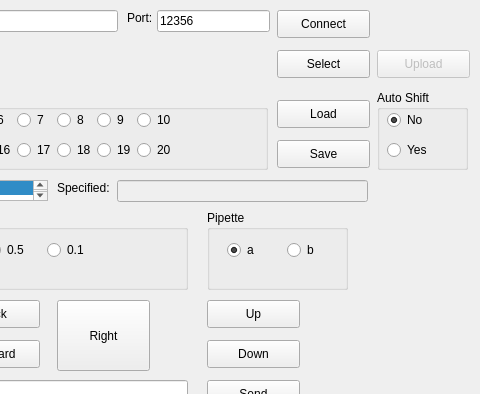
The window that local/pyqt5_client_20200130.ui (simonchih/Raspberry_Pi_4_Client_Server) describes before a commit, drawn with Qt 5; both pictures show x 283 to 763 and y 0 to 394 of the 763 by 546 pixel window.
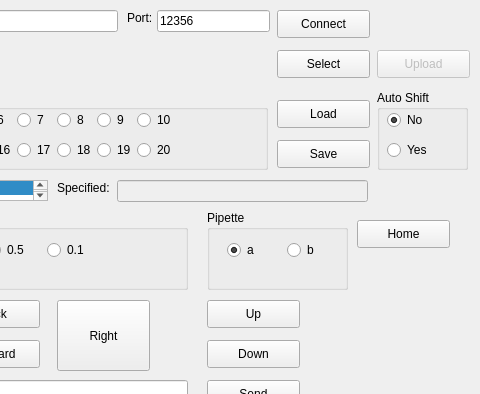
The same window after the commit.

Commit message: v0.0.9: Add home button.

Patch:
```diff
--- a/local/pyqt5_client_20200130.ui
+++ b/local/pyqt5_client_20200130.ui
@@ -889,6 +889,19 @@
     <string>Cancel</string>
    </property>
   </widget>
+  <widget class="QPushButton" name="pushButton_15">
+   <property name="geometry">
+    <rect>
+     <x>640</x>
+     <y>220</y>
+     <width>93</width>
+     <height>28</height>
+    </rect>
+   </property>
+   <property name="text">
+    <string>Home</string>
+   </property>
+  </widget>
  </widget>
  <resources/>
  <connections/>
```
The commit also changes 4 other files.
